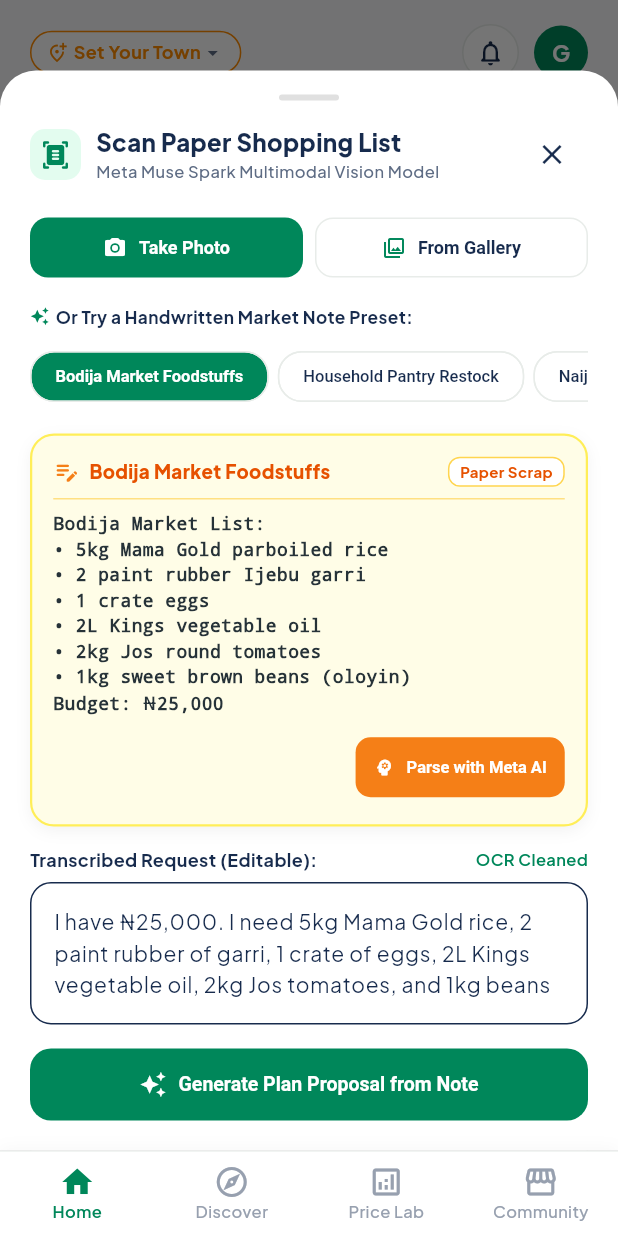
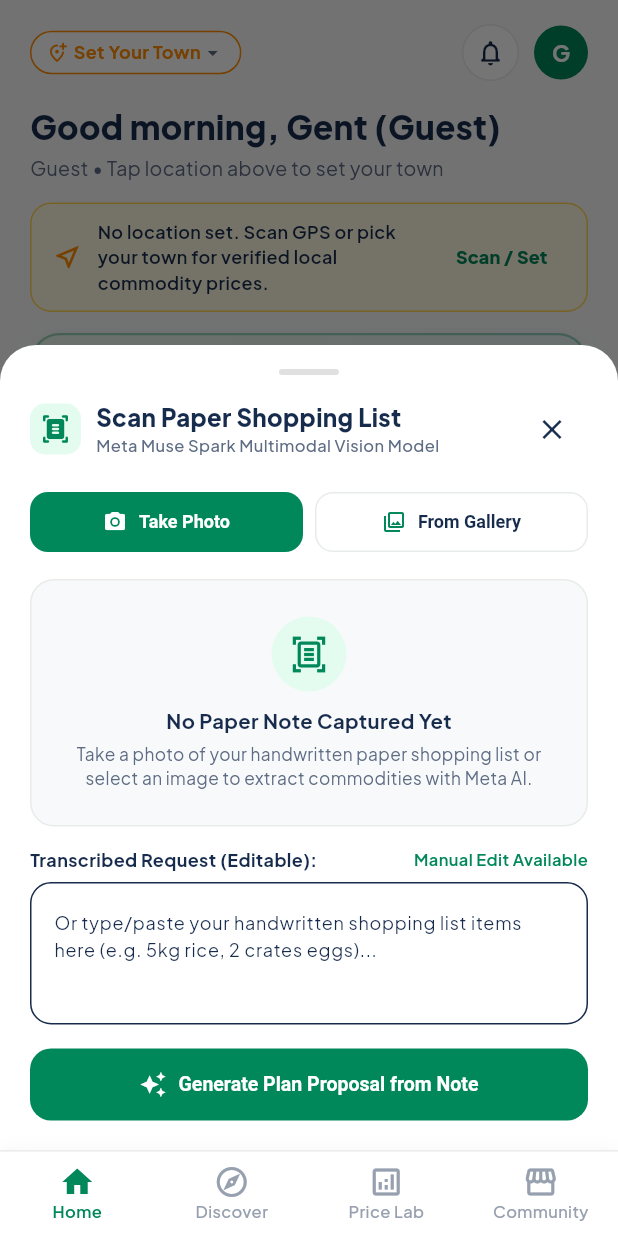
Before and after one commit to GentzofGod/SmartMove, a Flutter app: the HomeScreen screen opened by its route, after a tap on "Scan Note", on a phone screen of 412 x 824 dp. Run offline on Flutter 3.47's test engine with Material 3 defaults, Android fonts, the phone set to English and light mode, and no system bars; our stand-ins replace flutter_riverpod, geolocator, go_router, google_fonts, image_picker, shared_preferences and 1 more; accounts and stored records are empty.

Commit message:
feat(scan): remove hardcoded presets and fallback simulation from paper note scanner sheet

```diff
--- a/lib/features/home/presentation/widgets/paper_note_scanner_sheet.dart
+++ b/lib/features/home/presentation/widgets/paper_note_scanner_sheet.dart
@@ -1,5 +1,6 @@
 import 'dart:typed_data';
 import 'package:flutter/material.dart';
+import 'package:go_router/go_router.dart';
 import 'package:image_picker/image_picker.dart';
 import '../../../../core/theme/app_colors.dart';
 import '../../../../core/services/meta_ai_service.dart';
@@ -7,13 +8,11 @@ import '../../../../core/services/meta_ai_service.dart';
 /// Modal bottom sheet for scanning and parsing handwritten paper shopping lists
 /// and receipts using Meta Muse Spark Vision (`muse-spark-1.3`).
 ///
-/// Features:
+/// Clean, photo-first implementation:
 /// - Real Camera photo capture and Gallery image picker via `image_picker`
-/// - Built-in authentic Nigerian market handwritten paper note presets
-/// - Realistic lined notebook paper visualization
-/// - Extraction of commodities, quantities, units, and budget
-/// - Immediate manual text editing fallback for OCR corrections
-/// - Transparent model indicators & error handling
+/// - No hardcoded preset foodstuffs or mock lists
+/// - Transparent error reporting without synthetic fallback mock data
+/// - User can directly edit or type commodities into the transcribed field
 class PaperNoteScannerSheet extends StatefulWidget {
   final Function(String transcribedText) onTranscriptConfirmed;
 
@@ -31,12 +30,8 @@ class _PaperNoteScannerSheetState extends State<PaperNoteScannerSheet> {
   final MetaAiService _aiService = const MetaAiService();
 
   bool _isAnalyzing = false;
-  bool _isFallback = false;
-  String? _statusMessage;
   Uint8List? _capturedImageBytes;
   String? _capturedImageName;
-
-  SamplePaperNote _selectedSample = SamplePaperNote.defaultSamples.first;
   PaperNoteScanResult? _scanResult;
   late TextEditingController _transcriptController;
 
@@ -44,29 +39,12 @@ class _PaperNoteScannerSheetState extends State<PaperNoteScannerSheet> {
   void initState() {
     super.initState();
     _transcriptController = TextEditingController();
-    // Pre-populate with initial sample note for immediate testability
-    _loadSampleNote(_selectedSample, autoAnalyze: false);
   }
 
   @override
   void dispose() {
     _transcriptController.dispose();
     super.dispose();
-  }
-
-  void _loadSampleNote(SamplePaperNote sample, {bool autoAnalyze = true}) {
-    setState(() {
-      _selectedSample = sample;
-      _capturedImageBytes = null;
-      _capturedImageName = null;
-      _transcriptController.text = sample.transcribedPrompt;
-      _statusMessage = null;
-      _scanResult = null;
-    });
-
-    if (autoAnalyze) {
-      _analyzeCurrentNote();
-    }
   }
 
   Future<void> _pickImage(ImageSource source) async {
@@ -83,7 +61,7 @@ class _PaperNoteScannerSheetState extends State<PaperNoteScannerSheet> {
         setState(() {
           _capturedImageBytes = bytes;
           _capturedImageName = picked.name;
-          _statusMessage = 'Photo selected: ${picked.name}. Ready for Meta AI analysis.';
+          _scanResult = null;
         });
         await _analyzeCurrentNote();
       }
@@ -100,33 +78,25 @@ class _PaperNoteScannerSheetState extends State<PaperNoteScannerSheet> {
   }
 
   Future<void> _analyzeCurrentNote() async {
+    if (_capturedImageBytes == null && _transcriptController.text.trim().isEmpty) {
+      return;
+    }
+
     setState(() {
       _isAnalyzing = true;
-      _statusMessage =
-          'Analyzing handwritten note with Meta Muse Spark Vision (muse-spark-1.3)...';
     });
-
-    // Simulate realistic low-latency multimodal reasoning
-    await Future.delayed(const Duration(milliseconds: 600));
 
     final result = await _aiService.parsePaperNoteImage(
       imageBytes: _capturedImageBytes,
-      simulatedNoteId: _capturedImageBytes == null ? _selectedSample.id : null,
-      customNoteText: _capturedImageBytes == null ? _selectedSample.transcribedPrompt : null,
+      customNoteText: _capturedImageBytes == null ? _transcriptController.text.trim() : null,
     );
 
     if (mounted) {
       setState(() {
         _isAnalyzing = false;
         _scanResult = result;
+        if (!result.hasError && result.rawTranscribedText.isNotEmpty) {
           _transcriptController.text = result.rawTranscribedText;
-        _isFallback = result.isFallback;
-        if (result.hasError) {
-          _statusMessage = result.errorMessage ?? 'Could not scan paper note';
-        } else {
-          _statusMessage = result.isFallback
-              ? 'Meta AI Local Multimodal Engine'
-              : 'Meta AI Live Cloud: Muse Spark Vision (Success)';
         }
       });
     }
@@ -226,7 +196,7 @@ class _PaperNoteScannerSheetState extends State<PaperNoteScannerSheet> {
                       shape: RoundedRectangleBorder(
                         borderRadius: BorderRadius.circular(12),
                       ),
-                      padding: const EdgeInsets.symmetric(vertical: 10),
+                      padding: const EdgeInsets.symmetric(vertical: 11),
                     ),
                     icon: const Icon(Icons.camera_alt_rounded, size: 16),
                     label: const Text(
@@ -246,7 +216,7 @@ class _PaperNoteScannerSheetState extends State<PaperNoteScannerSheet> {
                       shape: RoundedRectangleBorder(
                         borderRadius: BorderRadius.circular(12),
                       ),
-                      padding: const EdgeInsets.symmetric(vertical: 10),
+                      padding: const EdgeInsets.symmetric(vertical: 11),
                     ),
                     icon: const Icon(Icons.photo_library_outlined, size: 16, color: AppColors.primary),
                     label: const Text(
@@ -259,242 +229,126 @@ class _PaperNoteScannerSheetState extends State<PaperNoteScannerSheet> {
             ),
             const SizedBox(height: 14),
 
-            // Preset Sample Notes Bar
-            Row(
-              children: const [
-                Icon(Icons.auto_awesome, size: 13, color: AppColors.primary),
-                SizedBox(width: 4),
-                Text(
-                  'Or Try a Handwritten Market Note Preset:',
+            // Captured Image Card or Empty State
+            if (_capturedImageBytes == null)
+              Container(
+                width: double.infinity,
+                padding: const EdgeInsets.symmetric(vertical: 24, horizontal: 16),
+                decoration: BoxDecoration(
+                  color: AppColors.background,
+                  borderRadius: BorderRadius.circular(16),
+                  border: Border.all(color: AppColors.cardBorder),
+                ),
+                child: Column(
+                  children: [
+                    Container(
+                      padding: const EdgeInsets.all(12),
+                      decoration: const BoxDecoration(
+                        color: AppColors.primaryTint,
+                        shape: BoxShape.circle,
+                      ),
+                      child: const Icon(
+                        Icons.document_scanner_outlined,
+                        size: 26,
+                        color: AppColors.primary,
+                      ),
+                    ),
+                    const SizedBox(height: 10),
+                    const Text(
+                      'No Paper Note Captured Yet',
                       style: TextStyle(
-                    fontSize: 11.5,
+                        fontSize: 13.5,
                         fontWeight: FontWeight.w700,
                         color: AppColors.textPrimary,
                       ),
                     ),
-              ],
-            ),
-            const SizedBox(height: 8),
-
-            SingleChildScrollView(
-              scrollDirection: Axis.horizontal,
-              physics: const BouncingScrollPhysics(),
-              child: Row(
-                children: SamplePaperNote.defaultSamples.map((sample) {
-                  final isSelected =
-                      _capturedImageBytes == null && _selectedSample.id == sample.id;
-                  return Padding(
-                    padding: const EdgeInsets.only(right: 6),
-                    child: ChoiceChip(
-                      key: ValueKey('chip_sample_${sample.id}'),
-                      label: Text(
-                        sample.title,
+                    const SizedBox(height: 4),
+                    const Text(
+                      'Take a photo of your handwritten paper shopping list or select an image to extract commodities with Meta AI.',
+                      textAlign: TextAlign.center,
                       style: TextStyle(
-                          fontSize: 11,
-                          fontWeight: isSelected ? FontWeight.w700 : FontWeight.w500,
-                          color: isSelected ? Colors.white : AppColors.textPrimary,
-                        ),
-                      ),
-                      selected: isSelected,
-                      selectedColor: AppColors.primary,
-                      backgroundColor: AppColors.surface,
-                      shape: RoundedRectangleBorder(
-                        borderRadius: BorderRadius.circular(16),
-                        side: BorderSide(
-                          color: isSelected ? AppColors.primary : AppColors.cardBorder,
-                        ),
-                      ),
-                      showCheckmark: false,
-                      onSelected: (selected) {
-                        if (selected) {
-                          _loadSampleNote(sample);
-                        }
-                      },
-                    ),
-                  );
-                }).toList(),
-              ),
-            ),
-            const SizedBox(height: 14),
-
-            // Visual Note Preview Card (Lined paper simulation)
-            Container(
-              width: double.infinity,
-              padding: const EdgeInsets.all(14),
-              decoration: BoxDecoration(
-                color: const Color(0xFFFFFDE7), // Light notebook paper yellow
-                borderRadius: BorderRadius.circular(16),
-                border: Border.all(color: const Color(0xFFFFEE58), width: 1.5),
-                boxShadow: [
-                  BoxShadow(
-                    color: Colors.black.withValues(alpha: 0.05),
-                    blurRadius: 8,
-                    offset: const Offset(0, 3),
-                  ),
-                ],
-              ),
-              child: Column(
-                crossAxisAlignment: CrossAxisAlignment.start,
-                children: [
-                  // Paper Top Header
-                  Row(
-                    mainAxisAlignment: MainAxisAlignment.spaceBetween,
-                    children: [
-                      Row(
-                        children: [
-                          const Icon(Icons.edit_note_rounded,
-                              size: 18, color: Color(0xFFF57F17)),
-                          const SizedBox(width: 6),
-                          Text(
-                            _capturedImageName != null
-                                ? 'Photographed Note (${_capturedImageName!})'
-                                : _selectedSample.title,
-                            style: const TextStyle(
-                              fontSize: 12.5,
-                              fontWeight: FontWeight.w800,
-                              color: Color(0xFFE65100),
+                        fontSize: 11.5,
+                        color: AppColors.textSecondary,
                       ),
                     ),
                   ],
                 ),
+              )
+            else
               Container(
-                        padding: const EdgeInsets.symmetric(horizontal: 7, vertical: 2),
+                width: double.infinity,
+                padding: const EdgeInsets.all(12),
                 decoration: BoxDecoration(
                   color: Colors.white,
+                  borderRadius: BorderRadius.circular(16),
+                  border: Border.all(color: AppColors.primaryTint, width: 1.5),
+                ),
+                child: Row(
+                  children: [
+                    Container(
+                      padding: const EdgeInsets.all(8),
+                      decoration: BoxDecoration(
+                        color: AppColors.primaryTint,
                         borderRadius: BorderRadius.circular(8),
-                          border: Border.all(color: const Color(0xFFFFD54F)),
                       ),
-                        child: Text(
-                          _capturedImageBytes != null ? 'Camera Scan' : 'Paper Scrap',
+                      child: const Icon(Icons.image_outlined, size: 20, color: AppColors.primary),
+                    ),
+                    const SizedBox(width: 10),
+                    Expanded(
+                      child: Column(
+                        crossAxisAlignment: CrossAxisAlignment.start,
+                        children: [
+                          Text(
+                            _capturedImageName ?? 'Photographed Note',
                             style: const TextStyle(
-                            fontSize: 10,
+                              fontSize: 12.5,
                               fontWeight: FontWeight.w700,
-                            color: Color(0xFFE65100),
+                              color: AppColors.textPrimary,
                             ),
+                            overflow: TextOverflow.ellipsis,
+                          ),
+                          Text(
+                            _isAnalyzing ? 'Extracting commodities with Meta AI...' : 'Photo loaded',
+                            style: TextStyle(
+                              fontSize: 11,
+                              color: _isAnalyzing ? AppColors.primary : AppColors.textSecondary,
+                              fontWeight: _isAnalyzing ? FontWeight.w600 : FontWeight.normal,
                             ),
                           ),
                         ],
                       ),
-                  const Divider(color: Color(0xFFFFE082), thickness: 1, height: 16),
-
-                  // Handwritten text presentation
-                  Text(
-                    _capturedImageBytes != null
-                        ? 'Handwritten paper list captured from camera. Meta Muse Spark Vision has extracted the commodities below.'
-                        : _selectedSample.handwrittenContent,
-                    style: TextStyle(
-                      fontSize: 12,
-                      height: 1.45,
-                      fontFamily: 'Courier',
-                      fontWeight: FontWeight.w600,
-                      color: Colors.blueGrey.shade900,
                     ),
-                  ),
-                  const SizedBox(height: 10),
-
-                  // Action to Trigger Analysis
-                  Align(
-                    alignment: Alignment.centerRight,
-                    child: ElevatedButton.icon(
-                      key: const ValueKey('btn_analyze_paper_note'),
-                      onPressed: _isAnalyzing ? null : _analyzeCurrentNote,
-                      style: ElevatedButton.styleFrom(
-                        backgroundColor: const Color(0xFFF57F17),
-                        foregroundColor: Colors.white,
-                        shape: RoundedRectangleBorder(
-                          borderRadius: BorderRadius.circular(10),
-                        ),
-                        padding:
-                            const EdgeInsets.symmetric(horizontal: 12, vertical: 6),
-                      ),
-                      icon: _isAnalyzing
-                          ? const SizedBox(
-                              width: 12,
-                              height: 12,
-                              child: CircularProgressIndicator(
-                                strokeWidth: 2,
-                                color: Colors.white,
-                              ),
+                    if (_isAnalyzing)
+                      const SizedBox(
+                        width: 16,
+                        height: 16,
+                        child: CircularProgressIndicator(strokeWidth: 2, color: AppColors.primary),
                       )
-                          : const Icon(Icons.psychology_rounded, size: 14),
-                      label: Text(
-                        _isAnalyzing ? 'Extracting with AI...' : 'Parse with Meta AI',
-                        style: const TextStyle(
-                            fontSize: 11, fontWeight: FontWeight.w700),
-                      ),
-                    ),
+                    else
+                      TextButton(
+                        onPressed: () => _pickImage(ImageSource.camera),
+                        child: const Text('Retake', style: TextStyle(fontSize: 11.5, fontWeight: FontWeight.w700)),
                       ),
                   ],
                 ),
               ),
             const SizedBox(height: 14),
 
-            // Status message
-            if (_statusMessage != null) ...[
-              Container(
-                padding: const EdgeInsets.symmetric(horizontal: 10, vertical: 6),
-                margin: const EdgeInsets.only(bottom: 10),
-                decoration: BoxDecoration(
-                  color: _scanResult?.hasError == true
-                      ? const Color(0xFFFFEBEE)
-                      : _isFallback
-                          ? const Color(0xFFFFF8E1)
-                          : const Color(0xFFE8F5E9),
-                  borderRadius: BorderRadius.circular(8),
-                  border: Border.all(
-                    color: _scanResult?.hasError == true
-                        ? const Color(0xFFFFCDD2)
-                        : _isFallback
-                            ? const Color(0xFFFFE082)
-                            : const Color(0xFFA5D6A7),
-                  ),
-                ),
-                child: Row(
-                  children: [
-                    Icon(
-                      _scanResult?.hasError == true
-                          ? Icons.error_outline_rounded
-                          : _isFallback
-                              ? Icons.offline_bolt_rounded
-                              : Icons.cloud_done_rounded,
-                      size: 14,
-                      color: _scanResult?.hasError == true
-                          ? AppColors.errorText
-                          : _isFallback
-                              ? const Color(0xFFE65100)
-                              : const Color(0xFF2E7D32),
-                    ),
-                    const SizedBox(width: 6),
-                    Expanded(
-                      child: Text(
-                        _statusMessage!,
-                        style: TextStyle(
-                          fontSize: 10.5,
-                          fontWeight: FontWeight.w600,
-                          color: _scanResult?.hasError == true
-                              ? AppColors.errorText
-                              : _isFallback
-                                  ? const Color(0xFFBF360C)
-                                  : const Color(0xFF1B5E20),
-                        ),
-                      ),
-                    ),
-                  ],
-                ),
-              ),
-            ],
-
-            // Extracted Items Matrix
+            // Error Display (User-Friendly Error Reporting)
             if (_scanResult != null && _scanResult!.hasError) ...[
               Container(
-                margin: const EdgeInsets.only(bottom: 12),
+                width: double.infinity,
                 padding: const EdgeInsets.all(12),
                 decoration: BoxDecoration(
                   color: const Color(0xFFFFEBEE),
                   borderRadius: BorderRadius.circular(14),
                   border: Border.all(color: const Color(0xFFFFCDD2)),
                 ),
-                child: Row(
+                child: Column(
+                  crossAxisAlignment: CrossAxisAlignment.start,
+                  children: [
+                    Row(
+                      crossAxisAlignment: CrossAxisAlignment.start,
                       children: [
                         const Icon(Icons.error_outline_rounded,
                             color: AppColors.errorText, size: 20),
@@ -502,7 +356,7 @@ class _PaperNoteScannerSheetState extends State<PaperNoteScannerSheet> {
                         Expanded(
                           child: Text(
                             _scanResult!.errorMessage ??
-                            'Could not scan paper note. Please enter commodities manually.',
+                                'Meta AI vision is currently unavailable. Please enter your commodities manually in the box below.',
                             style: const TextStyle(
                               fontSize: 12,
                               color: AppColors.errorText,
@@ -512,8 +366,33 @@ class _PaperNoteScannerSheetState extends State<PaperNoteScannerSheet> {
                         ),
                       ],
                     ),
+                    const SizedBox(height: 8),
+                    Align(
+                      alignment: Alignment.centerRight,
+                      child: TextButton.icon(
+                        onPressed: () {
+                          Navigator.pop(context);
+                          context.push('/decision-lab');
+                        },
+                        icon: const Icon(Icons.open_in_new_rounded, size: 14, color: AppColors.primary),
+                        label: const Text(
+                          'Open Price Lab Directly',
+                          style: TextStyle(
+                            fontSize: 11.5,
+                            fontWeight: FontWeight.w700,
+                            color: AppColors.primary,
                           ),
-            ] else if (_scanResult != null) ...[
+                        ),
+                      ),
+                    ),
+                  ],
+                ),
+              ),
+              const SizedBox(height: 12),
+            ] else if (_scanResult != null &&
+                !_scanResult!.hasError &&
+                _scanResult!.proposal.shoppingItems.isNotEmpty) ...[
+              // Extracted Commodities Matrix
               Container(
                 margin: const EdgeInsets.only(bottom: 12),
                 padding: const EdgeInsets.all(12),
@@ -543,6 +422,7 @@ class _PaperNoteScannerSheetState extends State<PaperNoteScannerSheet> {
                             ),
                           ],
                         ),
+                        if (_scanResult!.proposal.budget > 0)
                           Container(
                             padding: const EdgeInsets.symmetric(
                                 horizontal: 7, vertical: 2),
@@ -628,7 +508,7 @@ class _PaperNoteScannerSheetState extends State<PaperNoteScannerSheet> {
                   ),
                 ),
                 Text(
-                  'OCR Cleaned',
+                  'Manual Edit Available',
                   style: TextStyle(
                     fontSize: 11,
                     color: AppColors.primary,
@@ -643,7 +523,7 @@ class _PaperNoteScannerSheetState extends State<PaperNoteScannerSheet> {
               maxLines: 3,
               decoration: InputDecoration(
                 hintText:
-                    'Or edit the transcribed shopping list commodities and budget...',
+                    'Or type/paste your handwritten shopping list items here (e.g. 5kg rice, 2 crates eggs)...',
                 hintStyle: const TextStyle(fontSize: 12),
                 border: OutlineInputBorder(
                   borderRadius: BorderRadius.circular(14),
```
Also changed, not shown: 1 other file. Lines whose indentation alone changed are shown as unchanged.
